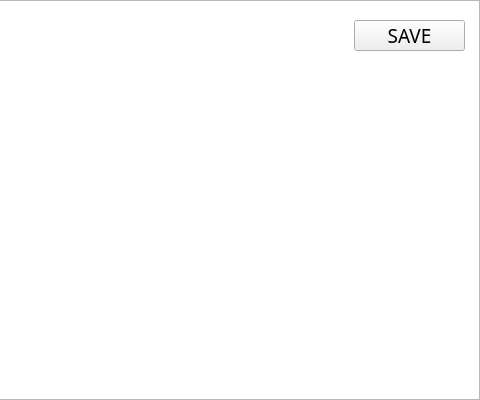
Qt form gameo.ui (MarianAlpha/juego) before a commit; both pictures show x 520 to 1000 and y 0 to 400 of the 1000 by 400 pixel window.
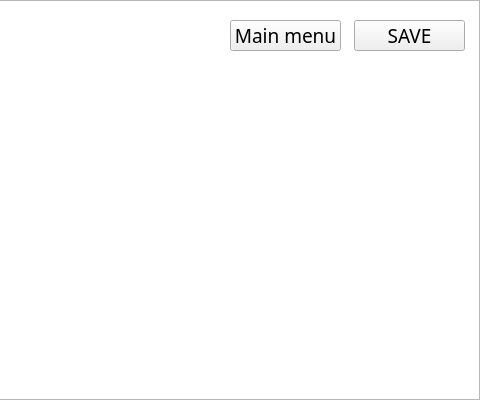
The same form after that commit.

What changed in the file:
```diff
--- a/gameo.ui
+++ b/gameo.ui
@@ -100,6 +100,25 @@
     <string>SAVE</string>
    </property>
   </widget>
+  <widget class="QPushButton" name="save_2">
+   <property name="geometry">
+    <rect>
+     <x>750</x>
+     <y>20</y>
+     <width>111</width>
+     <height>31</height>
+    </rect>
+   </property>
+   <property name="font">
+    <font>
+     <family>Dead Kansas</family>
+     <pointsize>14</pointsize>
+    </font>
+   </property>
+   <property name="text">
+    <string>Main menu</string>
+   </property>
+  </widget>
  </widget>
  <resources/>
  <connections/>
```
